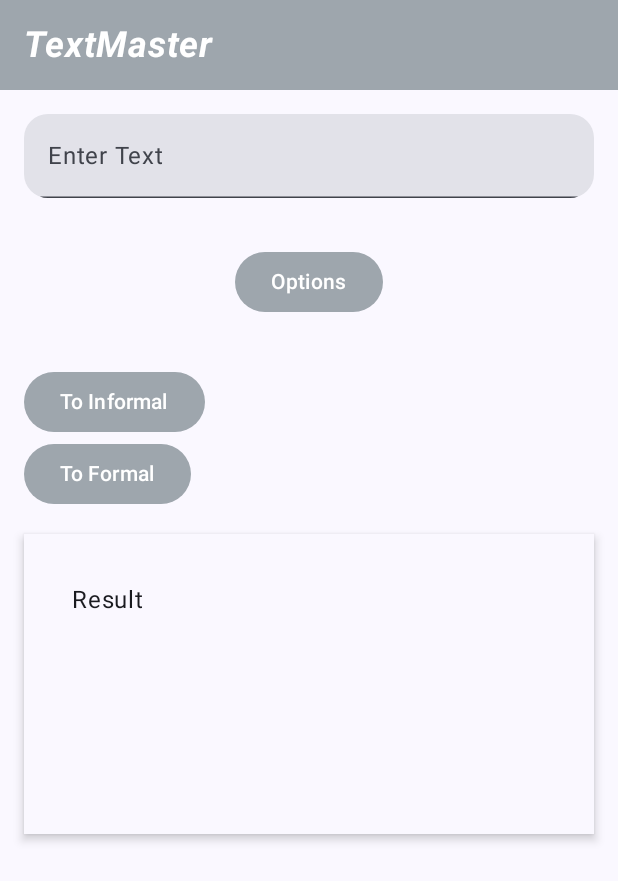
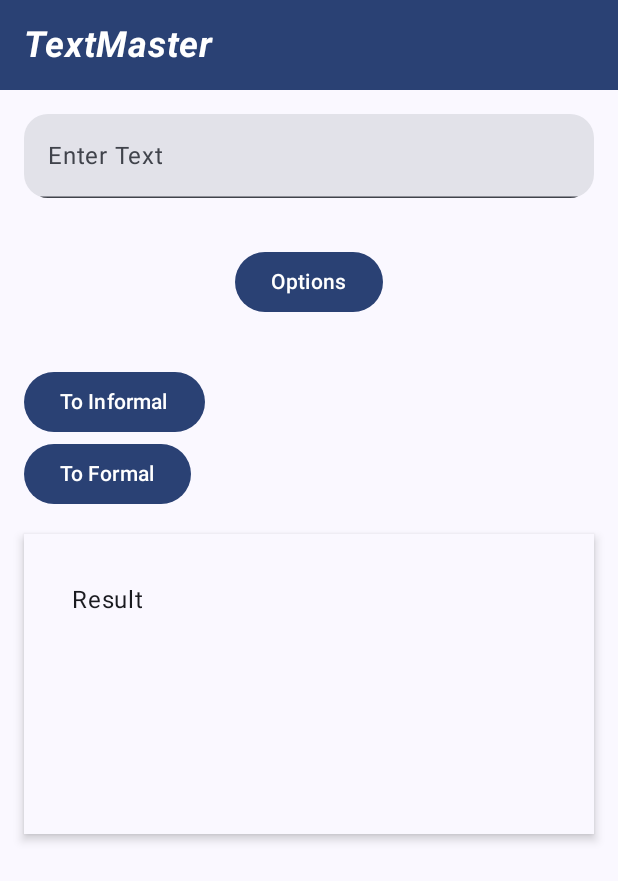
Before and after one commit to senajpeg/TextMaster, an Android app built with Jetpack Compose: the screen it shows after launch (MainActivity), after a tap on "Change Text Style", on a phone screen of 412 x 824 dp. Shown: the top 881 px of the screen. Run offline under Robolectric (Android 15) with nearby library versions, the phone set to English and light mode, and no system bars; libraries missing offline, so code that uses them is left out: com.google.ai.client; 2 other taps on this screen came first.

Commit message:
last Changed

```diff
--- a/app/src/main/java/com/senaaksoy/textmaster/MainActivity.kt
+++ b/app/src/main/java/com/senaaksoy/textmaster/MainActivity.kt
@@ -17,7 +17,6 @@ import com.senaaksoy.textmaster.ui.theme.TextMasterTheme
 class MainActivity : ComponentActivity() {
     override fun onCreate(savedInstanceState: Bundle?) {
         super.onCreate(savedInstanceState)
-        enableEdgeToEdge()
         setContent {
             TextMasterTheme {
                MyScreen()
--- a/app/src/main/java/com/senaaksoy/textmaster/MainScreen.kt
+++ b/app/src/main/java/com/senaaksoy/textmaster/MainScreen.kt
@@ -11,9 +11,12 @@ import androidx.compose.foundation.layout.height
 import androidx.compose.foundation.layout.padding
 import androidx.compose.foundation.rememberScrollState
 import androidx.compose.foundation.shape.RoundedCornerShape
+import androidx.compose.foundation.text.KeyboardActions
+import androidx.compose.foundation.text.KeyboardOptions
 import androidx.compose.foundation.verticalScroll
 import androidx.compose.material3.Button
 import androidx.compose.material3.ButtonDefaults
+import androidx.compose.material3.MaterialTheme
 import androidx.compose.material3.Scaffold
 import androidx.compose.material3.Surface
 import androidx.compose.material3.Text
@@ -27,6 +30,7 @@ import androidx.compose.runtime.setValue
 import androidx.compose.ui.Alignment
 import androidx.compose.ui.Modifier
 import androidx.compose.ui.graphics.Color
+import androidx.compose.ui.platform.LocalSoftwareKeyboardController
 import androidx.compose.ui.res.stringResource
 import androidx.compose.ui.text.font.FontStyle
 import androidx.compose.ui.text.font.FontWeight
@@ -41,6 +45,9 @@ fun MyScreen(viewModel: TextMasterViewModel = viewModel<TextMasterViewModel>())
     var showOptions by remember { mutableStateOf(false) }
     var showStyleOptions by remember { mutableStateOf(false) }
 
+    val keyboardController = LocalSoftwareKeyboardController.current
+
+
     // Input text değiştiğinde resultText'i sıfırlıyoruz
     LaunchedEffect(inputText) {
         viewModel.resultText.value = "" // inputText her değiştiğinde resultText sıfırlanacak
@@ -51,7 +58,7 @@ fun MyScreen(viewModel: TextMasterViewModel = viewModel<TextMasterViewModel>())
             Surface(
                 modifier = Modifier
                     .fillMaxWidth()
-                    .background(color = Color(0xFF9EA6AD))
+                    .background(color =MaterialTheme.colorScheme.surfaceTint)
                     .padding(16.dp),
                 color = Color.Transparent
             ) {
@@ -91,35 +98,37 @@ fun MyScreen(viewModel: TextMasterViewModel = viewModel<TextMasterViewModel>())
                         showStyleOptions = false
                         true
                     }        },
-                    colors = ButtonDefaults.buttonColors(contentColor = Color.White, containerColor =Color(0xFF9EA6AD) )
+                    colors = ButtonDefaults.buttonColors( containerColor=MaterialTheme.colorScheme.surfaceTint)
                 ) {
                     Text(text = stringResource(id = R.string.show_options))
                 }
             }
             if (showOptions) {
                 Column(modifier = Modifier.fillMaxWidth()) {
-                    Button(onClick = { viewModel.performGrammarCheck(inputText)},
-                        colors = ButtonDefaults.buttonColors(contentColor = Color.White, containerColor =Color(0xFF9EA6AD) )) {
+                    Button(onClick = { viewModel.performGrammarCheck(inputText)
+                                     keyboardController?.hide()},
+                        colors = ButtonDefaults.buttonColors(containerColor = MaterialTheme.colorScheme.surfaceTint )) {
                         Text(text = stringResource(id = R.string.grammer_check))
                     }
                     Button(onClick = {
                                      showOptions=false
                                      showStyleOptions=true
+                        keyboardController?.hide()
 
                     },
-                        colors = ButtonDefaults.buttonColors(contentColor = Color.White, containerColor =Color(0xFF9EA6AD) )) {
+                        colors = ButtonDefaults.buttonColors(containerColor =MaterialTheme.colorScheme.surfaceTint )) {
                         Text(text = stringResource(id = R.string.change_text_style))
                     }
                 }
             }
             if(showStyleOptions){
                 Button(onClick = { viewModel.convertToInformalStyle(inputText) },
-                    colors = ButtonDefaults.buttonColors(contentColor = Color.White, containerColor =Color(0xFF9EA6AD) )
+                    colors = ButtonDefaults.buttonColors(containerColor =MaterialTheme.colorScheme.surfaceTint )
                     ) {
                     Text(text = stringResource(id = R.string.toinformal))
                 }
                 Button(onClick = { viewModel.convertToFormalStyle(inputText) },
-                    colors = ButtonDefaults.buttonColors(contentColor = Color.White, containerColor =Color(0xFF9EA6AD) )
+                    colors = ButtonDefaults.buttonColors(containerColor =MaterialTheme.colorScheme.surfaceTint )
                 ) {
                     Text(text = stringResource(id = R.string.toformal))
                 }
--- a/app/src/main/java/com/senaaksoy/textmaster/TextMasterViewModel.kt
+++ b/app/src/main/java/com/senaaksoy/textmaster/TextMasterViewModel.kt
@@ -18,7 +18,7 @@ class TextMasterViewModel:ViewModel() {
     fun performGrammarCheck(inputText: String) {
         viewModelScope.launch {
             try {
-                val prompt="lütfen aşağıdaki metinde dil bilgisi hatalarını düzelt : \"$inputText\""
+                val prompt="lütfen aşağıdaki metinde dil bilgisi hatalarını düzelt: \"$inputText\""
                 val response = generativeModel.generateContent(prompt) // burada modelimiz çalışıyor ve komuta göre çıktı üretiyor.
                 // response.text nullable olduğu için varsayılan bir değer atanıyor
                 resultText.value = response.text ?: "No response text available"
@@ -31,7 +31,7 @@ class TextMasterViewModel:ViewModel() {
     fun convertToFormalStyle(inputText: String) {
         viewModelScope.launch {
             try {
-                val prompt = "Lütfen aşağıdaki metni resmi bir tarzda yeniden yaz: \"$inputText\""
+                val prompt = "Lütfen aşağıdaki metni resmi bir tarzda yeniden yaz,cevap verirken farklı öneriler sunmadan direkt en uygun resmi söylenecek cümleyi alıp düzeltilmiş halini yaz: \"$inputText\""
                 val response = generativeModel.generateContent(prompt)
                 resultText.value = response.text ?: "No response text available"
             } catch (e: Exception) {
@@ -42,7 +42,7 @@ class TextMasterViewModel:ViewModel() {
     fun convertToInformalStyle(inputText: String) {
         viewModelScope.launch {
             try {
-                val prompt = "Lütfen aşağıdaki metni daha samimi ve gündelik bir dilde argo kullanmadan yazın:  \"$inputText\""
+                val prompt = "Lütfen aşağıdaki metni daha samimi ve gündelik bir dilde argo kullanmadan yaz,cevap verirken farklı öneriler sunmadan direkt en uygun samimi,gündelik söylenecek cümleyi alıp düzeltilmiş halini yaz:  \"$inputText\""
                 val response = generativeModel.generateContent(prompt)
                 resultText.value = response.text ?: "No response text available"
             } catch (e: Exception) {
--- a/app/src/main/java/com/senaaksoy/textmaster/ui/theme/Theme.kt
+++ b/app/src/main/java/com/senaaksoy/textmaster/ui/theme/Theme.kt
@@ -9,7 +9,9 @@ import androidx.compose.material3.dynamicDarkColorScheme
 import androidx.compose.material3.dynamicLightColorScheme
 import androidx.compose.material3.lightColorScheme
 import androidx.compose.runtime.Composable
+import androidx.compose.ui.graphics.toArgb
 import androidx.compose.ui.platform.LocalContext
+import androidx.core.view.WindowCompat
 
 private val DarkColorScheme = darkColorScheme(
     primary = Purple80,
@@ -49,6 +51,14 @@ fun TextMasterTheme(
         darkTheme -> DarkColorScheme
         else -> LightColorScheme
     }
+    val context = LocalContext.current
+    if (context is Activity) {
+        val window = context.window
+        // Durum çubuğu rengini ayarla
+        window.statusBarColor = colorScheme.surfaceTint.toArgb()
+        // Durum çubuğu ikonları açık/koyu tema uyumlu olsun
+        WindowCompat.getInsetsController(window, window.decorView).isAppearanceLightStatusBars = !darkTheme
+    }
 
     MaterialTheme(
         colorScheme = colorScheme,
```
